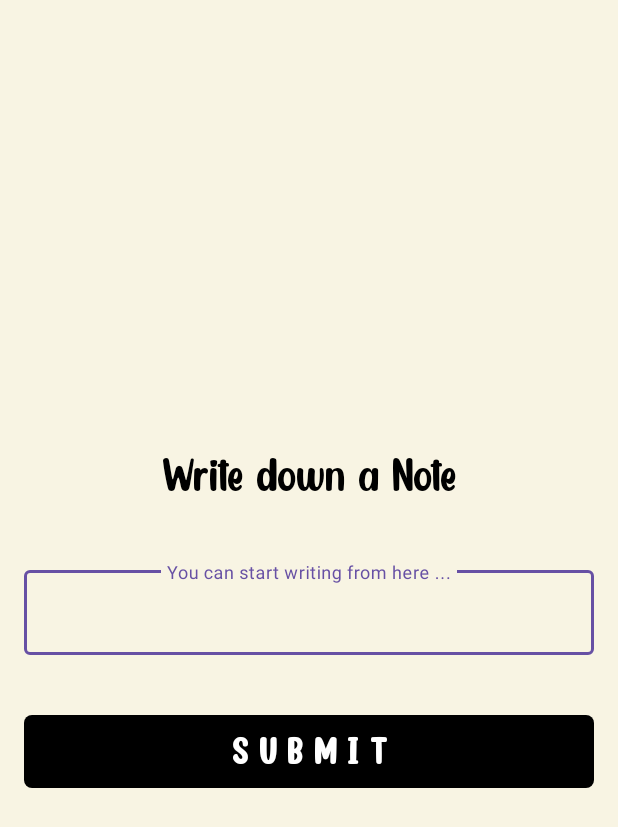
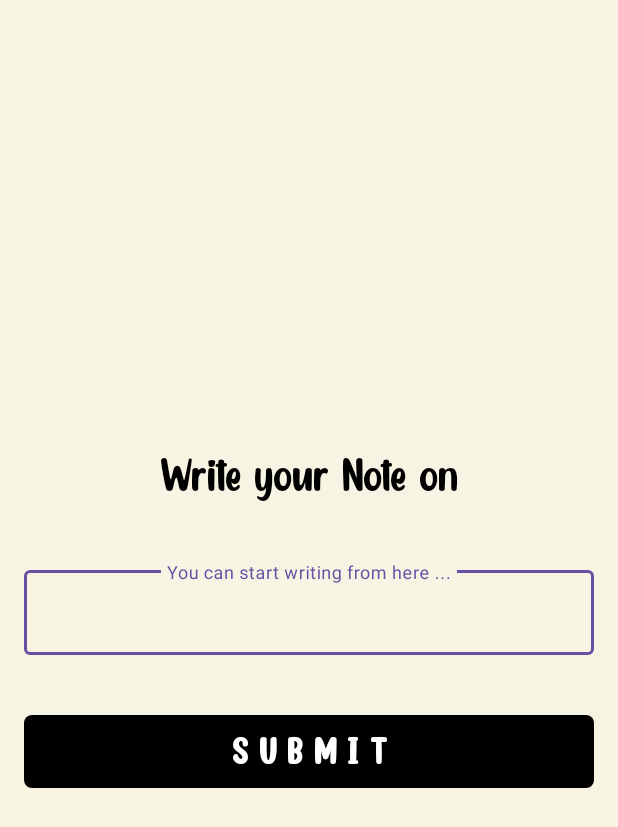
Before and after one commit to sakxshi/My-Journal, an Android app: the layout activity_journaling.xml on its own in the app's theme, with its tools: preview values and no code run, on a phone screen of 412 x 824 dp. Shown: the top 827 px of the screen. Run offline under Robolectric (Android 15) with nearby library versions, the phone set to English and light mode, and no system bars.

Commit message:
Modifications made

```diff
--- a/app/src/main/java/com/example/mydailyjournal/JournalingActivity.kt
+++ b/app/src/main/java/com/example/mydailyjournal/JournalingActivity.kt
@@ -5,6 +5,7 @@ import androidx.appcompat.app.AppCompatActivity
 import android.os.Bundle
 import android.widget.Button
 import android.widget.EditText
+import android.widget.TextView
 import android.widget.Toast
 import com.example.mydailyjournal.Result
 
@@ -26,6 +27,9 @@ class JournalingActivity : AppCompatActivity() {
 
         val inputtedText : EditText = findViewById(R.id.inputted_text_journal)
 
+        val journalingTopic : TextView = findViewById(R.id.question_journal)
+        journalingTopic.text = "Write your note on: \n $oTopic"
+
        //mGratitude = intent.getStringExtra(Constants.GRATITUDE)
 
         btnSubmitJournal = findViewById(R.id.btn_submit_journal)
--- a/app/src/main/res/layout/activity_journaling.xml
+++ b/app/src/main/res/layout/activity_journaling.xml
@@ -23,7 +23,7 @@
             android:layout_height="wrap_content"
             android:fontFamily="@font/happylucky"
             android:gravity="center"
-            android:text="Write down a Note"
+            android:text="Write your Note on"
             android:textColor="#000000"
             android:textSize="30sp"
             app:layout_constraintEnd_toEndOf="parent"
```
